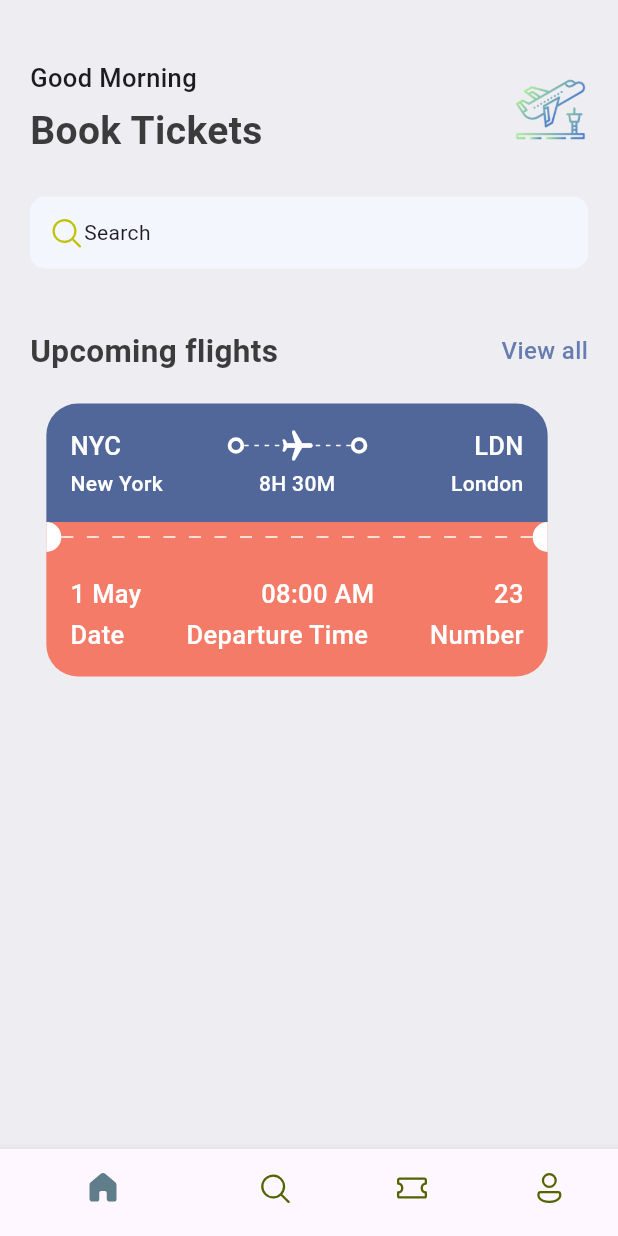
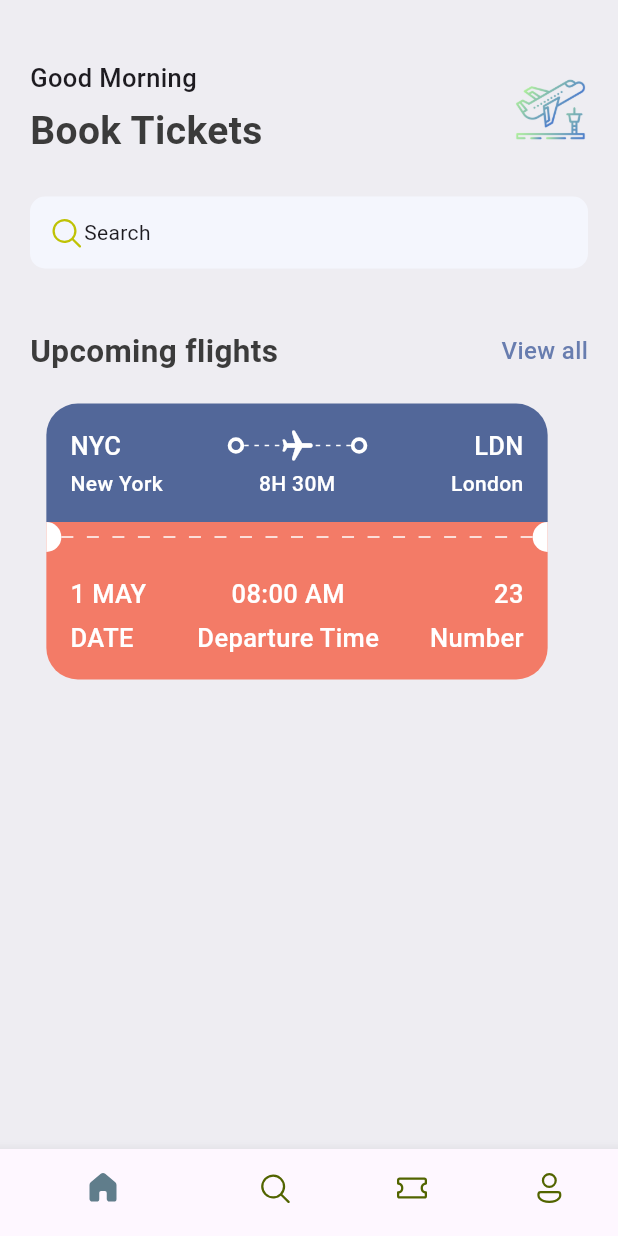
Before and after one commit to Isedin/flight_ticketing_app, a Flutter app: the screen it shows after launch, on a phone screen of 412 x 824 dp. Run offline on Flutter 3.47's test engine with Material 3 defaults, Android fonts, the phone set to English and light mode, and no system bars; our stand-ins replace fluentui_icons.

Commit message:
feat: refactor TicketView to use AppColumnTextLayout for improved text display

```diff
--- /dev/null
+++ b/lib/base/widgets/app_column_text_layout.dart
@@ -0,0 +1,26 @@
+import 'package:flight_ticketing_app/base/widgets/text_style_third.dart';
+import 'package:flutter/material.dart';
+
+class AppColumnTextLayout extends StatelessWidget {
+  final String topText;
+  final String bottomText;
+  final CrossAxisAlignment alignment;
+  const AppColumnTextLayout({
+    super.key,
+    required this.topText,
+    required this.bottomText,
+    required this.alignment,
+  });
+
+  @override
+  Widget build(BuildContext context) {
+    return Column(
+      crossAxisAlignment: alignment,
+      children: [
+        TextStyleThird(text: topText),
+        SizedBox(height: 5),
+        TextStyleThird(text: bottomText),
+      ],
+    );
+  }
+}
--- a/lib/base/widgets/ticket_view.dart
+++ b/lib/base/widgets/ticket_view.dart
@@ -1,4 +1,5 @@
 import 'package:flight_ticketing_app/base/res/styles/app_styles.dart';
+import 'package:flight_ticketing_app/base/widgets/app_column_text_layout.dart';
 import 'package:flight_ticketing_app/base/widgets/app_layout_builder_widget.dart';
 import 'package:flight_ticketing_app/base/widgets/big_circle.dart';
 import 'package:flight_ticketing_app/base/widgets/big_dot.dart';
@@ -113,54 +114,22 @@ class TicketView extends StatelessWidget {
                 children: [
                   //Show departure and arrival with icons first line
                   Row(
+                    mainAxisAlignment: MainAxisAlignment.spaceBetween,
                     children: [
-                      Text(
-                        "1 May",
-                        style: AppStyles.headlineStyle3.copyWith(
-                          color: Colors.white,
-                        ),
+                      AppColumnTextLayout(
+                        topText: "1 MAY",
+                        bottomText: "DATE",
+                        alignment: CrossAxisAlignment.start,
                       ),
-                      Expanded(child: Container()),
-                      Text(
-                        "08:00 AM",
-                        style: AppStyles.headlineStyle3.copyWith(
-                          color: Colors.white,
-                        ),
+                      AppColumnTextLayout(
+                        topText: "08:00 AM",
+                        bottomText: "Departure Time",
+                        alignment: CrossAxisAlignment.center,
                       ),
-
-                      Expanded(child: Container()),
-                      Text(
-                        "23",
-                        style: AppStyles.headlineStyle3.copyWith(
-                          color: Colors.white,
-                        ),
-                      ),
-                    ],
-                  ),
-                  SizedBox(height: 3),
-                  // Show departure and arrival names wiht line
-                  Row(
-                    children: [
-                      Text(
-                        "Date",
-                        style: AppStyles.headlineStyle3.copyWith(
-                          color: Colors.white,
-                        ),
-                      ),
-                      Expanded(child: Container()),
-                      Text(
-                        "Departure Time",
-                        style: AppStyles.headlineStyle3.copyWith(
-                          color: Colors.white,
-                        ),
-                      ),
-
-                      Expanded(child: Container()),
-                      Text(
-                        "Number",
-                        style: AppStyles.headlineStyle3.copyWith(
-                          color: Colors.white,
-                        ),
+                      AppColumnTextLayout(
+                        topText: "23",
+                        bottomText: "Number",
+                        alignment: CrossAxisAlignment.end,
                       ),
                     ],
                   ),
```
